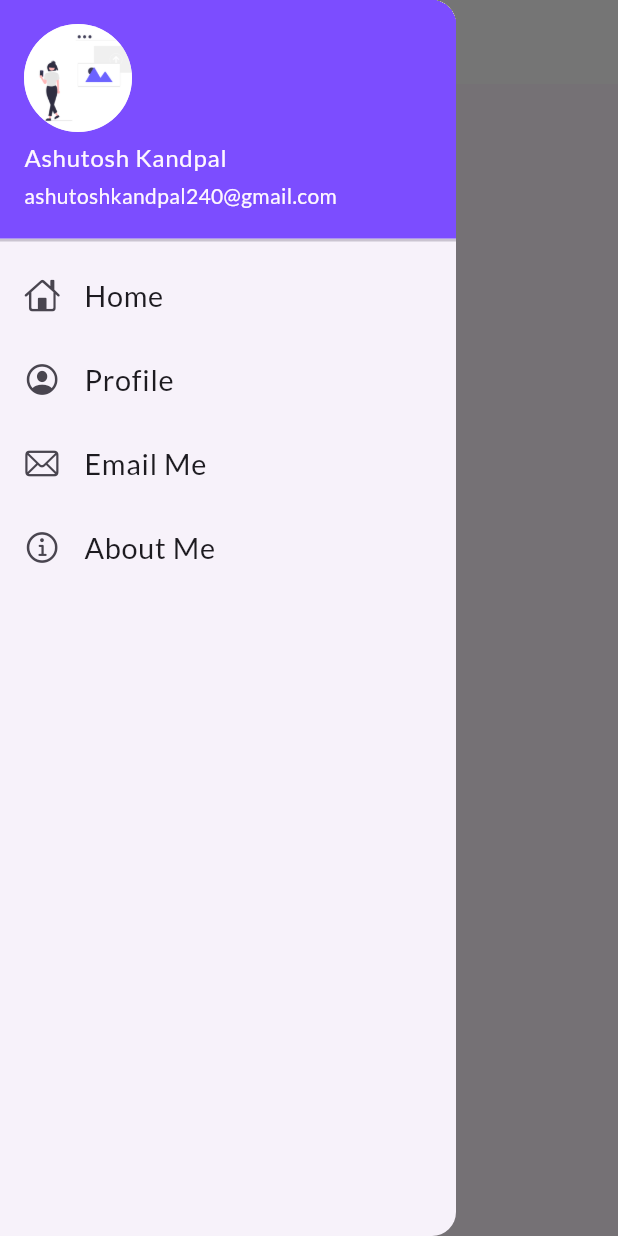
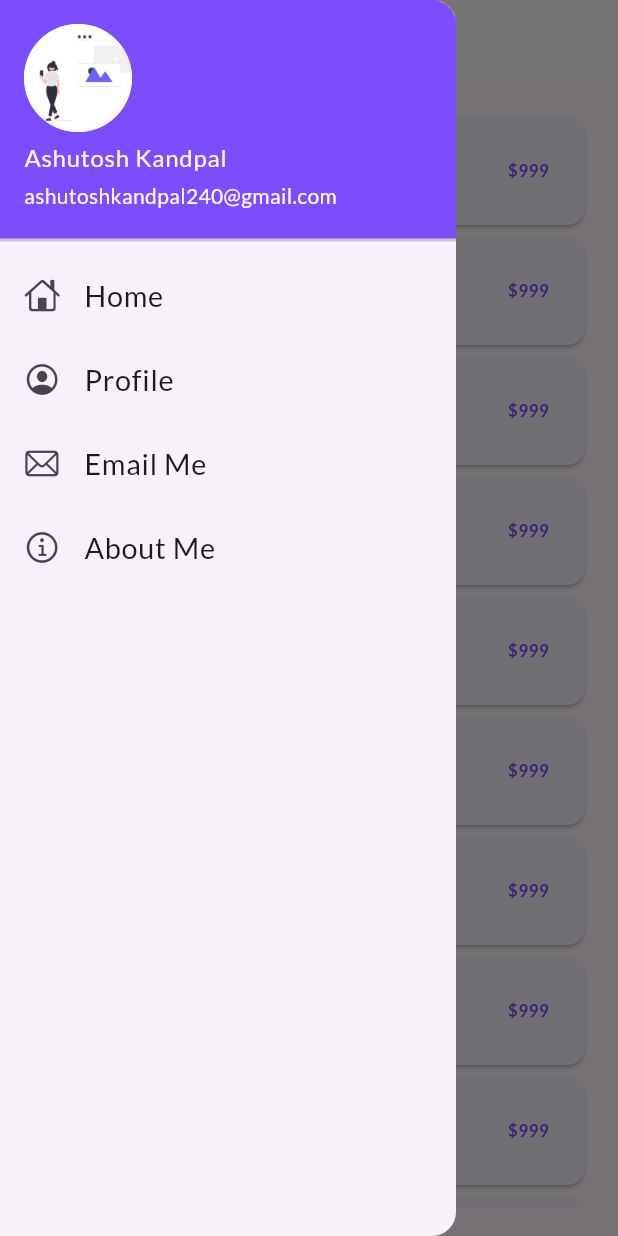
Before and after one commit to AshutoshKandpal02/FlirstFlutterApp, a Flutter app: the screen it shows after launch, with the side drawer open, on a phone screen of 412 x 824 dp. Run offline on Flutter 3.47's test engine with Material 3 defaults, Android fonts, the phone set to English and light mode, and no system bars; our stand-ins replace google_fonts.

Commit message:
Day 12 completed

```diff
--- a/analysis_options.yaml
+++ b/analysis_options.yaml
@@ -7,6 +7,10 @@
 
 # The following line activates a set of recommended lints for Flutter apps,
 # packages, and plugins designed to encourage good coding practices.
+analyzer:
+  errors:
+    use_super_parameters: ignore ignore ignore
+    unnecessary_null_comparison: ignore
 include: package:flutter_lints/flutter.yaml
 
 linter:
--- a/lib/Models/catalog.dart
+++ b/lib/Models/catalog.dart
@@ -1,5 +1,17 @@
+class CatalogModel {
+  static final items = [
+    Item(
+        id: 1,
+        name: "Apple I Phone",
+        desc: "iPhone 15 pro",
+        price: 999,
+        color: "Blue",
+        image: "assets/iphone15_pro.jpg")
+  ];
+}
+
 class Item {
-  final String id;
+  final int id;
   final String name;
   final String desc;
   final num price;
@@ -14,13 +26,3 @@ class Item {
       required this.color,
       required this.image});
 }
-
-final Product = [
-  Item(
-      id: "500012",
-      name: "Apple I Phone",
-      desc: "I Phone 15 pro",
-      price: 120000,
-      color: "Blue",
-      image: "assets/iphone15_jpg.png")
-];
--- a/lib/Pages/home_page.dart
+++ b/lib/Pages/home_page.dart
@@ -1,20 +1,27 @@
 import "package:flutter/material.dart";
+import "package:my_app/Models/catalog.dart";
 import "package:my_app/widgets/drawer.dart";
+import "package:my_app/widgets/item_widget.dart";
 
 class HomePage extends StatelessWidget {
   @override
   Widget build(BuildContext context) {
-    int days=30;
+    final dummyList= List.generate(20 , (index) => CatalogModel.items[0]);
     return Scaffold(
       appBar: AppBar(
         title: Center(
-        child: Text("First App"),
+        child: Text("Catalog App"),
       )),
-      body: Center(
-        child: Container(
-          child: Text("Welcome to $days days flutter"),
-          ),
-          ),
+      body:Padding(
+        padding: const EdgeInsets.all(18.0),
+      child: ListView.builder(
+        itemCount:dummyList.length,
+        itemBuilder: (context,index){
+          return ItemWidget(item:dummyList[index],
+          );
+        },
+      ),
+      ),
         drawer: MyDrawer(),
       );
   }
--- /dev/null
+++ b/lib/widgets/item_widget.dart
@@ -0,0 +1,31 @@
+// ignore_for_file: use_super_parameters
+
+import 'package:flutter/material.dart';
+import 'package:my_app/Models/catalog.dart';
+
+class ItemWidget extends StatelessWidget {
+
+  final Item item;
+
+  const ItemWidget({super.key, required this.item}): assert(item != null);
+
+  @override
+  Widget build(BuildContext context) {
+    return Card(
+    child: ListTile(
+      onTap: (){
+        print("${item.name} pressed");
+      },
+      leading: Image.asset(item.image),
+      title: Text(item.name),
+      subtitle: Text(item.desc),
+      trailing: Text("\$${item.price}",
+      style: TextStyle(
+        color: Colors.deepPurpleAccent,
+        fontWeight: FontWeight.bold,
+      ),
+      ),
+    ),
+    );
+  }
+}
```
